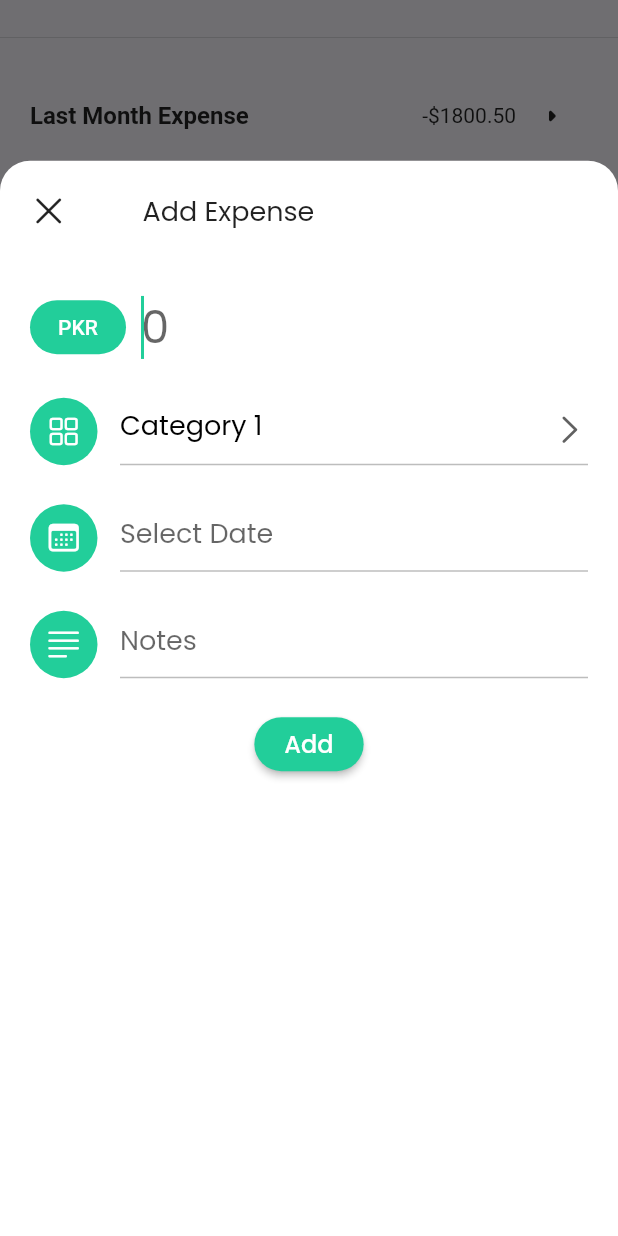
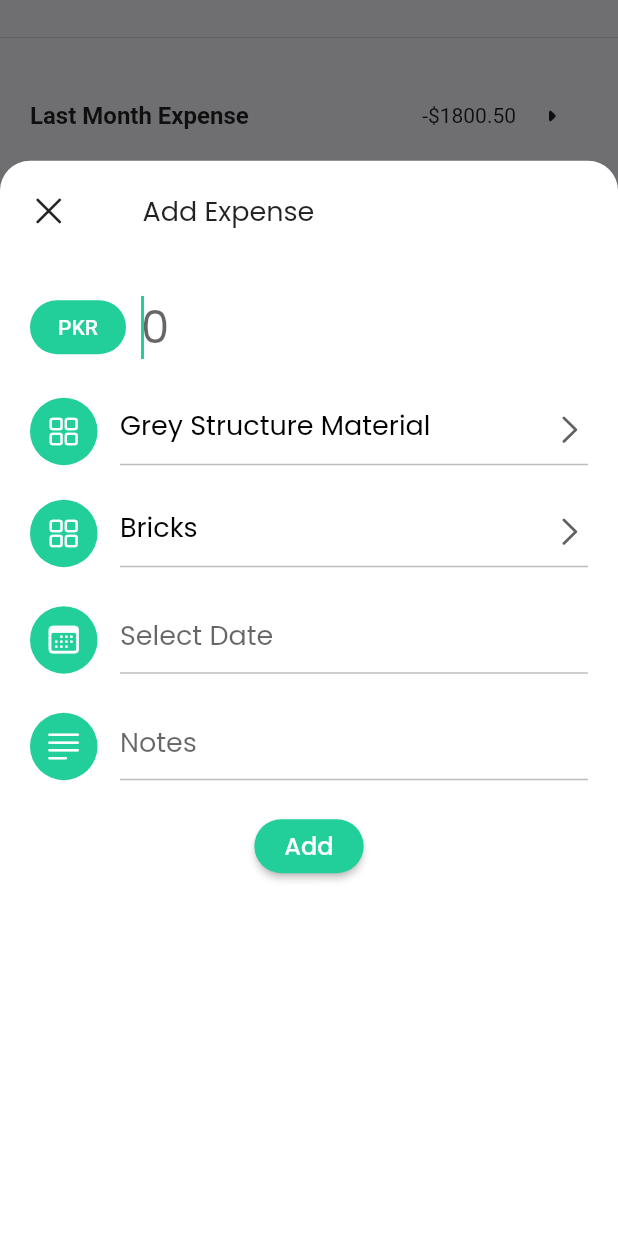
Before and after one commit to suliman-khaan/expense_ibrar, a Flutter app: the screen it shows after launch, scrolled down 391 dp, after a tap on the "add" icon, on a phone screen of 412 x 824 dp. Run offline on Flutter 3.47's test engine with Material 2 defaults, Android fonts, the phone set to English and light mode, and no system bars; drawn by our look-alikes of animated_bottom_navigation_bar; our stand-ins replace google_fonts; missing offline and left inert: pattern_formatter.

Commit message:
category added

```diff
--- a/lib/src/pages/app.dart
+++ b/lib/src/pages/app.dart
@@ -19,12 +19,31 @@ class App extends StatefulWidget {
 class _AppState extends State<App> {
   int pageIndex = 1;
   final List<String> _category = [
-    'Category 1',
-    'Category 2',
-    'Category 3',
-    'Category 4'
+    'Grey Structure Material',
+    'Finishing Work Items',
+    'Contractor',
+    'Item With Material'
   ];
-  String? _selectCategory = 'Category 1';
+  final List<String> _greyMaterial = [
+    'Bricks',
+    'Crish',
+    'Sand',
+    'Rori',
+    'Kassis',
+    'Electric Item',
+    'Plumbing Item',
+    'Earthware',
+    'Brick Tile'
+  ];
+  final List<String> _finishingMaterial = [
+    'Grey Structure Material',
+    'Finishing Work Items',
+    'Contractor',
+    'Item With Material'
+  ];
+  String? _selectCategory;
+  String? _subSelectCategory;
+  List<String> _subCategory = [];
 
   final Color color1 = const Color.fromRGBO(124, 220, 149, 1);
   final Color color2 = const Color.fromRGBO(33, 207, 184, 1);
@@ -47,6 +66,9 @@ class _AppState extends State<App> {
   void initState() {
     super.initState();
     amountFocusNode = FocusNode();
+    _selectCategory = _category[0];
+    _subCategory = _greyMaterial;
+    _subSelectCategory = _subCategory[0];
   }
 
   @override
@@ -61,7 +83,9 @@ class _AppState extends State<App> {
   }
 
   void clean() {
-    _selectCategory = 'Category 1';
+    _selectCategory = _category[0];
+    _subCategory = _greyMaterial;
+    _subSelectCategory = _subCategory[0];
     currency.text = '';
     note.text = '';
     date.text = '';
@@ -84,17 +108,6 @@ class _AppState extends State<App> {
   @override
   Widget build(BuildContext context) {
     return Scaffold(
-        // appBar: AppBar(
-        //   actions: [
-        //     PopupMenuButton<int>(
-        //         onSelected: (item) => _onSelected(context, item),
-        //         itemBuilder: (context) => [
-        //               const PopupMenuItem<int>(
-        //                   value: 0, child: Text("Setting")),
-        //               const PopupMenuItem<int>(value: 1, child: Text("more"))
-        //             ])
-        //   ],
-        // ),
         extendBody: true,
         body: pages[pageIndex],
         bottomNavigationBar: AnimatedBottomNavigationBar(
@@ -145,14 +158,17 @@ class _AppState extends State<App> {
             FloatingActionButtonLocation.centerDocked);
   }
 
-  Widget buildSheet() => FractionallySizedBox(
+  Widget buildSheet() =>
+      StatefulBuilder(builder: (context, StateSetter setState) {
+        return FractionallySizedBox(
           heightFactor: 0.87,
           child: Container(
             padding: const EdgeInsets.symmetric(horizontal: 20),
             width: double.infinity,
             decoration: const BoxDecoration(
                 color: Colors.white,
-              borderRadius: BorderRadius.vertical(top: Radius.circular(20.0))),
+                borderRadius:
+                    BorderRadius.vertical(top: Radius.circular(20.0))),
             child: ListView(children: <Widget>[
               Padding(
                 padding: const EdgeInsets.only(top: 20.0),
@@ -255,8 +271,66 @@ class _AppState extends State<App> {
                                       child: Text(item),
                                     ))
                                 .toList(),
-                              onChanged: (category) =>
-                                  setState(() => _selectCategory = category)),
+                            onChanged: (category) {
+                              _subSelectCategory = null;
+                              setState(() {
+                                _selectCategory = category;
+                                switch (category) {
+                                  case 'Grey Structure Material':
+                                    _subCategory = _greyMaterial;
+                                    _subSelectCategory = _subCategory[0];
+                                    print(_subSelectCategory);
+                                    break;
+                                  default:
+                                    _subCategory = _finishingMaterial;
+                                    _subSelectCategory = _subCategory[0];
+                                    print(_subSelectCategory);
+                                }
+                              });
+                            },
+                          )),
+                        ],
+                      ),
+                      const SizedBox(height: 20),
+                      //sub Catergory
+                      Row(
+                        crossAxisAlignment: CrossAxisAlignment.end,
+                        children: [
+                          Container(
+                            width: 45.0,
+                            height: 45.0,
+                            decoration: BoxDecoration(
+                                shape: BoxShape.circle, color: green),
+                            child: const Icon(CupertinoIcons.square_grid_2x2,
+                                color: Colors.white),
+                          ),
+                          const SizedBox(width: 15),
+                          Expanded(
+                            child: DropdownButtonFormField<String>(
+                                icon: const Icon(CupertinoIcons.right_chevron),
+                                iconSize: 24,
+                                elevation: 0,
+                                dropdownColor: Colors.grey.shade100,
+                                style: GoogleFonts.poppins(
+                                    height: 1,
+                                    fontWeight: FontWeight.w400,
+                                    color: Colors.black,
+                                    fontSize: 18),
+                                decoration: InputDecoration(
+                                    focusedBorder: UnderlineInputBorder(
+                                        borderSide: BorderSide(color: green)),
+                                    enabledBorder: UnderlineInputBorder(
+                                        borderSide: BorderSide(
+                                            color: Colors.grey.shade400))),
+                                value: _subSelectCategory,
+                                items: _subCategory
+                                    .map((item) => DropdownMenuItem<String>(
+                                          value: item,
+                                          child: Text(item),
+                                        ))
+                                    .toList(),
+                                onChanged: (category) => setState(
+                                    () => _subSelectCategory = category)),
                           ),
                         ],
                       ),
@@ -300,7 +374,8 @@ class _AppState extends State<App> {
 
                                 if (pickedDate != null) {
                                   String formattedDate =
-                                    DateFormat('dd-MM-yyyy').format(pickedDate);
+                                      DateFormat('dd-MM-yyyy')
+                                          .format(pickedDate);
                                   setState(() {
                                     date.text = formattedDate;
                                   });
@@ -360,7 +435,8 @@ class _AppState extends State<App> {
                                   print(date.text);
                                   print(_selectCategory);
                                 });
-                              await Future.delayed(const Duration(seconds: 5));
+                                await Future.delayed(
+                                    const Duration(seconds: 5));
                                 setState(() => isLoading = false);
                               }
                             },
@@ -391,4 +467,5 @@ class _AppState extends State<App> {
             ]),
           ),
         );
+      });
 }
```
Lines whose indentation alone changed are shown as unchanged.
